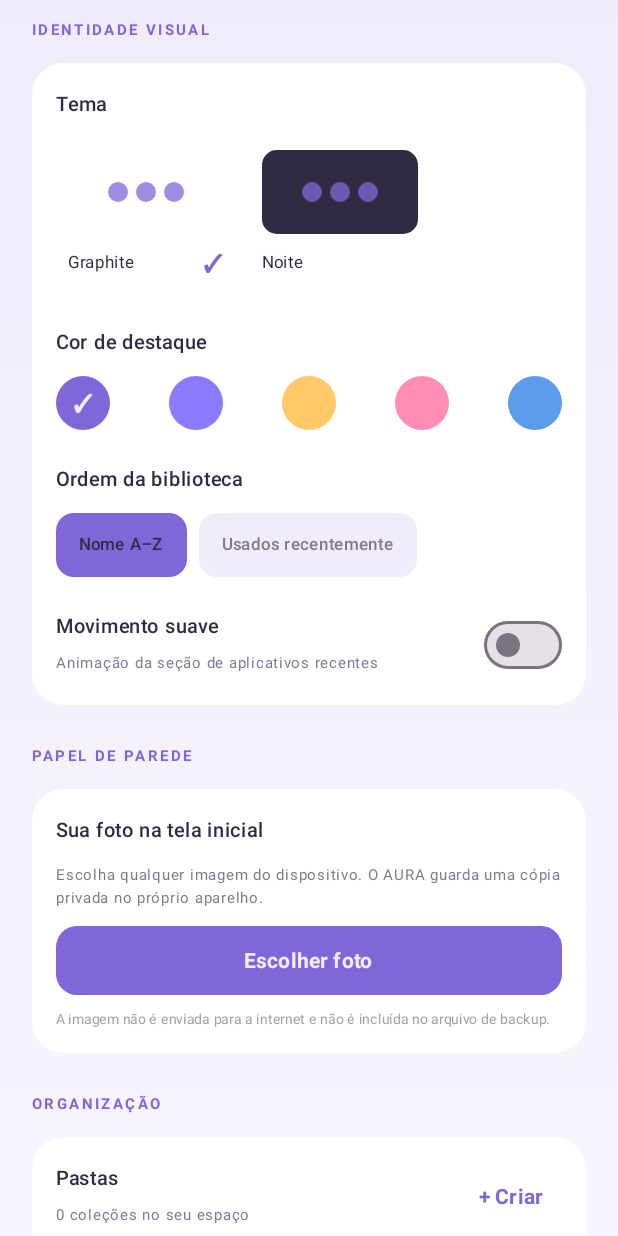
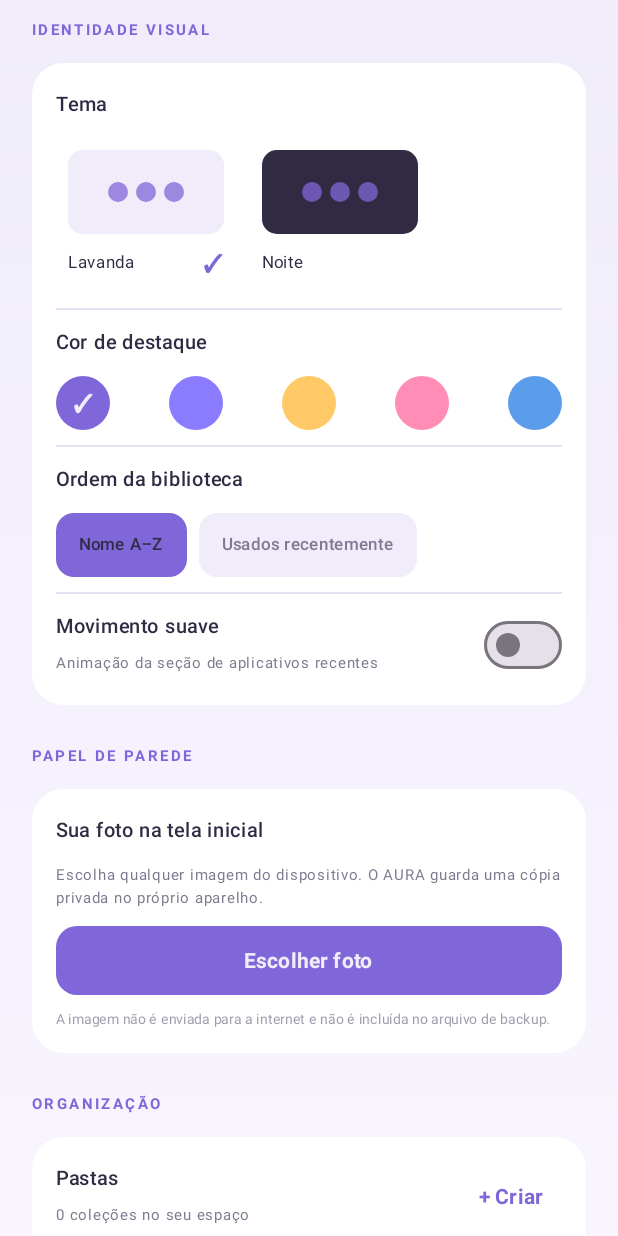
Before and after one commit to matheusvini-art/AURA-Launcher, an Android app built with Jetpack Compose: the composable SettingsScreen called with empty values, scrolled down 576 dp, on a phone screen of 412 x 824 dp. Run offline under Robolectric (Android 15) with nearby library versions, the phone set to English and light mode, and no system bars.

Commit message:
fix(ui): improve contrast and polish lavender Studio labels

```diff
--- a/app/src/main/java/com/auralauncher/MainActivity.kt
+++ b/app/src/main/java/com/auralauncher/MainActivity.kt
@@ -2085,11 +2085,11 @@ private fun SettingsScreen(
                 verticalAlignment = Alignment.CenterVertically
             ) {
                 Column(modifier = Modifier.weight(1f)) {
-                    Text("AURA LAUNCHER", color = accent, fontSize = 9.sp, fontWeight = FontWeight.Bold, letterSpacing = 1.7.sp)
+                    Text("AURA LAUNCHER", color = Color(0xFFF6F0FF), fontSize = 9.sp, fontWeight = FontWeight.Bold, letterSpacing = 1.7.sp)
                     Spacer(Modifier.height(6.dp))
                     Text(
                         if (isDefault) "Seu espaço está ativo." else "Seu espaço está quase pronto.",
-                        color = AuraWhite,
+                        color = Color(0xFFFFFFFF),
                         fontSize = 16.sp,
                         fontWeight = FontWeight.SemiBold
                     )
@@ -2119,14 +2119,14 @@ private fun SettingsScreen(
                 Text("${iconSize.toInt()} dp", color = accent, fontSize = 12.sp, fontWeight = FontWeight.Bold)
             }
             Slider(value = iconSize, onValueChange = onIconSize, valueRange = 42f..72f)
-            Divider(color = Color.White.copy(alpha = 0.08f))
+            Divider(color = Color(0xFFE6DFF2))
             Text("Colunas da biblioteca", color = AuraWhite, fontSize = 12.sp, fontWeight = FontWeight.SemiBold)
             Row(horizontalArrangement = Arrangement.spacedBy(7.dp)) {
                 (3..6).forEach { count ->
                     ChoiceChip(count.toString(), columns == count, accent) { onColumns(count) }
                 }
             }
-            Divider(color = Color.White.copy(alpha = 0.08f))
+            Divider(color = Color(0xFFE6DFF2))
             SettingSwitch("Nome dos aplicativos", "Mostrar o nome abaixo dos ícones", labels, onLabels)
         }
 
@@ -2134,10 +2134,10 @@ private fun SettingsScreen(
         SettingCard {
             Text("Tema", color = AuraWhite, fontWeight = FontWeight.SemiBold, fontSize = 13.sp)
             Row(horizontalArrangement = Arrangement.spacedBy(9.dp)) {
-                ThemePreview("Graphite", themeMode == 0, Color(0xFFFFFFFF), accent) { onTheme(0) }
+                ThemePreview("Lavanda", themeMode == 0, Color(0xFFF0ECFA), accent) { onTheme(0) }
                 ThemePreview("Noite", themeMode == 1, Color(0xFF302A43), accent) { onTheme(1) }
             }
-            Divider(color = Color.White.copy(alpha = 0.08f))
+            Divider(color = Color(0xFFE6DFF2))
             Text("Cor de destaque", color = AuraWhite, fontWeight = FontWeight.SemiBold, fontSize = 13.sp)
             Row(
                 modifier = Modifier.fillMaxWidth(),
@@ -2155,13 +2155,13 @@ private fun SettingsScreen(
                     }
                 }
             }
-            Divider(color = Color.White.copy(alpha = 0.08f))
+            Divider(color = Color(0xFFE6DFF2))
             Text("Ordem da biblioteca", color = AuraWhite, fontWeight = FontWeight.SemiBold, fontSize = 13.sp)
             Row(horizontalArrangement = Arrangement.spacedBy(8.dp)) {
                 ChoiceChip("Nome A–Z", sortMode == 0, accent) { onSort(0) }
                 ChoiceChip("Usados recentemente", sortMode == 1, accent) { onSort(1) }
             }
-            Divider(color = Color.White.copy(alpha = 0.08f))
+            Divider(color = Color(0xFFE6DFF2))
             SettingSwitch("Movimento suave", "Animação da seção de aplicativos recentes", animations, onAnimations)
         }
 
@@ -2222,7 +2222,7 @@ private fun SettingsScreen(
                     }
                 }
             }
-            Divider(color = Color.White.copy(alpha = 0.08f))
+            Divider(color = Color(0xFFE6DFF2))
             Row(verticalAlignment = Alignment.CenterVertically) {
                 Column(modifier = Modifier.weight(1f)) {
                     Text("Aplicativos ocultos", color = AuraWhite, fontWeight = FontWeight.SemiBold, fontSize = 13.sp)
@@ -2316,7 +2316,7 @@ private fun SettingsScreen(
                 swipeLeftEnabled,
                 onSwipeLeftGesture
             )
-            Divider(color = Color.White.copy(alpha = 0.08f))
+            Divider(color = Color(0xFFE6DFF2))
             SettingSwitch(
                 "Toque duplo no relógio",
                 "Abrir o Studio de personalização",
```
